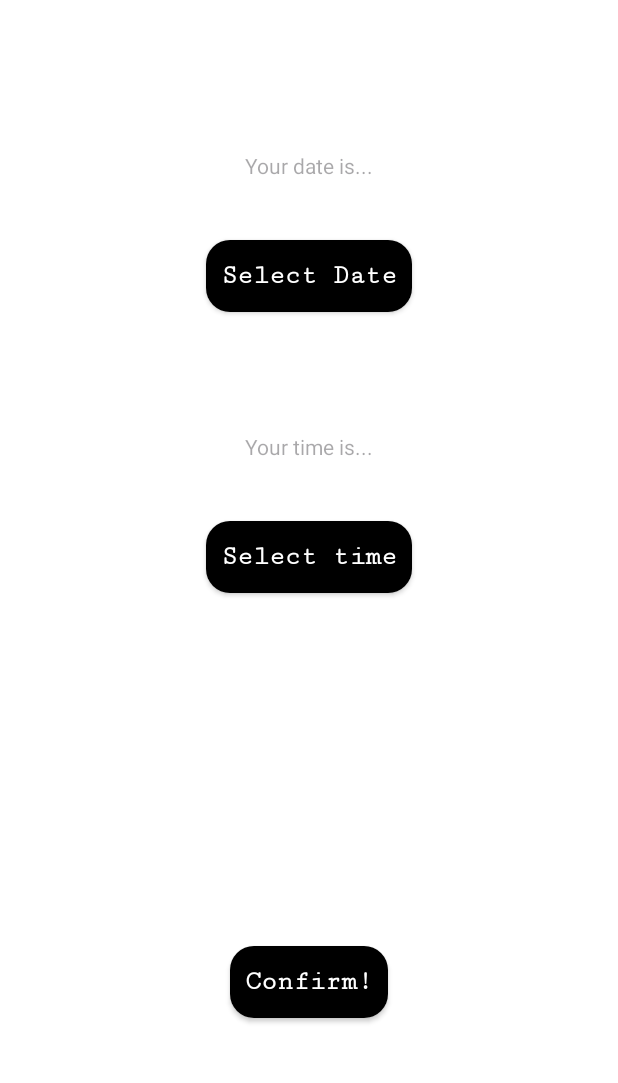
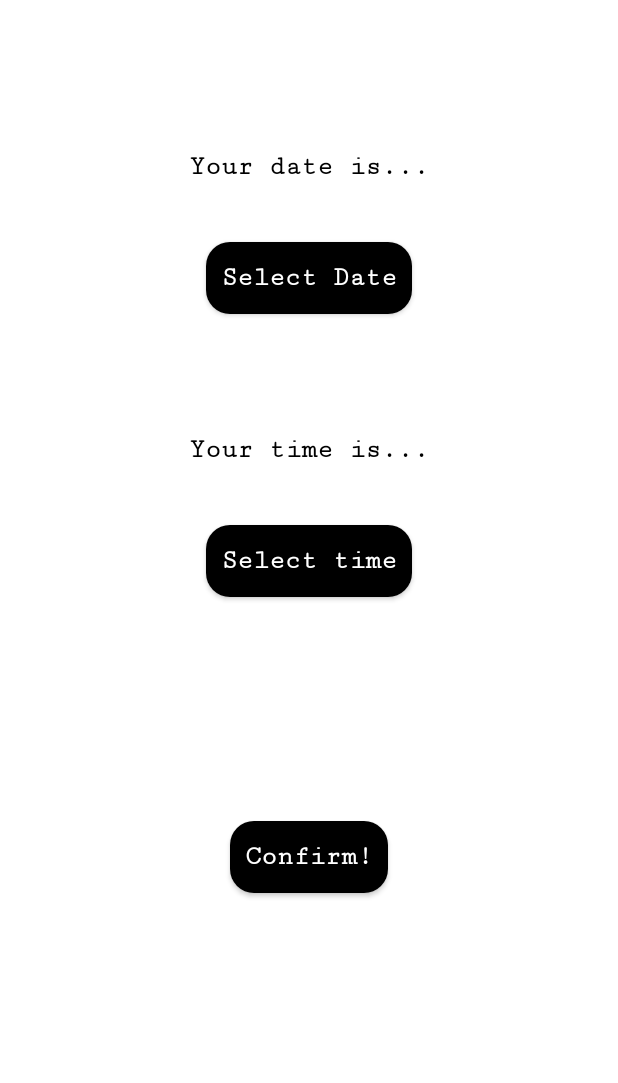
Before and after one commit to SA9RAEL/Vocal, an Android app: the ConfirmationActivity screen opened directly, with no data from a screen before it, on a phone screen of 412 x 824 dp, the part 120-1203 px from its top. Run offline under Robolectric (Android 15) with nearby library versions, the phone set to English and light mode, and no system bars.

Commit message:
Small fixes (text color, scale & etc.) V.0.9-rc

```diff
--- a/app/src/main/res/layout-v31/activity_confirmation.xml
+++ b/app/src/main/res/layout-v31/activity_confirmation.xml
@@ -52,7 +52,6 @@
         android:id="@+id/confirm_button"
         android:layout_width="wrap_content"
         android:layout_height="wrap_content"
-        android:layout_marginBottom="65dp"
         android:background="@drawable/black_btn"
         android:elevation="8dp"
         android:fontFamily="serif-monospace"
@@ -65,7 +64,8 @@
         android:textStyle="bold"
         app:layout_constraintBottom_toBottomOf="parent"
         app:layout_constraintEnd_toEndOf="parent"
-        app:layout_constraintStart_toStartOf="parent" />
+        app:layout_constraintStart_toStartOf="parent"
+        app:layout_constraintTop_toBottomOf="@+id/select_time_btn" />
 
 
     <TextView
@@ -74,6 +74,10 @@
         android:layout_width="wrap_content"
         android:layout_height="wrap_content"
         android:hint="@string/your_date_is"
+        android:fontFamily="serif-monospace"
+        android:textSize="18sp"
+        android:textStyle="bold"
+        android:textColorHint="@color/black"
         app:layout_constraintEnd_toEndOf="parent"
         app:layout_constraintStart_toStartOf="parent"
         app:layout_constraintTop_toBottomOf="@+id/choose_date_tv" />
@@ -114,14 +118,17 @@
         android:layout_marginTop="40dp"
         app:layout_constraintTop_toBottomOf="@+id/user_time_tv"
         app:layout_constraintEnd_toEndOf="parent"
-        app:layout_constraintStart_toStartOf="parent"
-        />
+        app:layout_constraintStart_toStartOf="parent" />
 
     <TextView
         android:id="@+id/user_time_tv"
         android:layout_width="wrap_content"
         android:layout_height="wrap_content"
         android:layout_marginTop="80dp"
+        android:fontFamily="serif-monospace"
+        android:textSize="18sp"
+        android:textStyle="bold"
+        android:textColorHint="@color/black"
         android:hint="@string/your_time_is"
         app:layout_constraintBottom_toTopOf="@+id/select_time_btn"
         app:layout_constraintEnd_toEndOf="parent"
--- a/app/src/main/res/layout-v31/activity_login_user.xml
+++ b/app/src/main/res/layout-v31/activity_login_user.xml
@@ -69,6 +69,7 @@
         android:drawableStart="@drawable/ic_mail"
         android:drawablePadding="15dp"
         android:elevation="2dp"
+        android:textColorHint="@color/black"
         android:fontFamily="serif-monospace"
         android:hint="@string/email_or_phone_number"
         android:paddingStart="8dp"
@@ -85,6 +86,7 @@
         android:background="@drawable/edit_text_bg"
         android:drawableStart="@drawable/ic_lock"
         android:drawablePadding="15dp"
+        android:textColorHint="@color/black"
         android:elevation="1dp"
         android:fontFamily="serif-monospace"
         android:hint="@string/password"
--- a/app/src/main/res/layout-v31/activity_sign_up_user.xml
+++ b/app/src/main/res/layout-v31/activity_sign_up_user.xml
@@ -76,6 +76,7 @@
         android:hint="@string/name"
         android:inputType="text"
         android:paddingStart="8dp"
+        android:textColorHint="@color/black"
         android:textSize="16sp"
         app:layout_constraintEnd_toEndOf="parent"
         app:layout_constraintStart_toStartOf="parent"
@@ -94,6 +95,7 @@
         android:hint="@string/email_or_phone_number"
         android:inputType="textEmailAddress"
         android:paddingStart="8dp"
+        android:textColorHint="@color/black"
         android:textSize="16sp"
         app:layout_constraintEnd_toEndOf="parent"
         app:layout_constraintStart_toStartOf="parent"
@@ -112,6 +114,7 @@
         android:hint="@string/password"
         android:inputType="textPassword"
         android:paddingStart="8dp"
+        android:textColorHint="@color/black"
         android:textSize="16sp"
         app:layout_constraintEnd_toEndOf="parent"
         app:layout_constraintHorizontal_bias="0.506"
--- a/app/src/main/res/layout/activity_confirmation.xml
+++ b/app/src/main/res/layout/activity_confirmation.xml
@@ -8,14 +8,14 @@
     tools:context=".MainActivity">
 
     <ImageView
-        android:background="@drawable/circle"
-        android:clipToOutline="true"
-        android:scaleType="centerCrop"
         android:id="@+id/logo"
         android:layout_width="60dp"
         android:layout_height="60dp"
         android:layout_marginStart="20dp"
         android:layout_marginTop="40dp"
+        android:background="@drawable/circle"
+        android:clipToOutline="true"
+        android:scaleType="centerCrop"
         app:layout_constraintStart_toStartOf="parent"
         app:layout_constraintTop_toTopOf="parent"
         app:srcCompat="@drawable/logo" />
@@ -26,8 +26,8 @@
         android:layout_height="wrap_content"
         android:layout_marginTop="4dp"
         android:fontFamily="serif-monospace"
+        android:text="@string/it_s_almost_done"
         android:textColor="@color/black"
-        android:text="@string/it_s_almost_done"
         android:textSize="24sp"
         android:textStyle="bold"
         app:layout_constraintEnd_toEndOf="parent"
@@ -39,9 +39,9 @@
         android:layout_width="wrap_content"
         android:layout_height="wrap_content"
         android:layout_marginTop="40dp"
-        android:textColor="@color/black"
         android:fontFamily="serif-monospace"
         android:text="@string/let_s_choose_date"
+        android:textColor="@color/black"
         android:textSize="18sp"
         android:textStyle="bold"
         app:layout_constraintEnd_toEndOf="parent"
@@ -70,10 +70,14 @@
 
     <TextView
         android:id="@+id/user_date_tv"
-        android:layout_marginTop="100dp"
         android:layout_width="wrap_content"
         android:layout_height="wrap_content"
+        android:layout_marginTop="100dp"
+        android:fontFamily="serif-monospace"
         android:hint="@string/your_date_is"
+        android:textColorHint="@color/black"
+        android:textSize="18sp"
+        android:textStyle="bold"
         app:layout_constraintEnd_toEndOf="parent"
         app:layout_constraintStart_toStartOf="parent"
         app:layout_constraintTop_toBottomOf="@+id/choose_date_tv" />
@@ -86,13 +90,13 @@
         android:background="@drawable/black_btn"
         android:elevation="4dp"
         android:fontFamily="serif-monospace"
-        android:text="@string/select_date"
         android:paddingStart="10dp"
         android:paddingEnd="10dp"
-        android:textStyle="bold"
+        android:text="@string/select_date"
         android:textAllCaps="false"
         android:textColor="@color/white"
         android:textSize="18sp"
+        android:textStyle="bold"
         app:layout_constraintEnd_toEndOf="parent"
         app:layout_constraintStart_toStartOf="parent"
         app:layout_constraintTop_toBottomOf="@+id/user_date_tv" />
@@ -101,6 +105,7 @@
         android:id="@+id/select_time_btn"
         android:layout_width="wrap_content"
         android:layout_height="wrap_content"
+        android:layout_marginTop="40dp"
         android:background="@drawable/black_btn"
         android:elevation="4dp"
         android:fontFamily="serif-monospace"
@@ -111,18 +116,20 @@
         android:textColor="@color/white"
         android:textSize="18sp"
         android:textStyle="bold"
-        android:layout_marginTop="40dp"
-        app:layout_constraintTop_toBottomOf="@+id/user_time_tv"
         app:layout_constraintEnd_toEndOf="parent"
         app:layout_constraintStart_toStartOf="parent"
-        />
+        app:layout_constraintTop_toBottomOf="@+id/user_time_tv" />
 
     <TextView
         android:id="@+id/user_time_tv"
         android:layout_width="wrap_content"
         android:layout_height="wrap_content"
         android:layout_marginTop="80dp"
+        android:fontFamily="serif-monospace"
         android:hint="@string/your_time_is"
+        android:textColorHint="@color/black"
+        android:textSize="18sp"
+        android:textStyle="bold"
         app:layout_constraintBottom_toTopOf="@+id/select_time_btn"
         app:layout_constraintEnd_toEndOf="parent"
         app:layout_constraintStart_toStartOf="parent"
--- a/app/src/main/res/layout/activity_login_user.xml
+++ b/app/src/main/res/layout/activity_login_user.xml
@@ -41,6 +41,7 @@
         android:layout_height="wrap_content"
         android:layout_marginTop="16dp"
         android:fontFamily="serif-monospace"
+        android:textColor="@color/black"
         android:text="@string/make_music_together"
         android:textSize="16sp"
         android:textStyle="bold"
@@ -53,6 +54,7 @@
         android:layout_width="wrap_content"
         android:layout_height="wrap_content"
         android:layout_marginTop="16dp"
+        android:textColor="@color/black"
         android:fontFamily="serif-monospace"
         android:text="@string/login_to_your_account"
         android:textSize="20sp"
@@ -72,6 +74,7 @@
         android:elevation="2dp"
         android:fontFamily="serif-monospace"
         android:hint="@string/email_or_phone_number"
+android:textColorHint="@color/black"
         android:paddingStart="8dp"
         android:textSize="16sp"
         app:layout_constraintEnd_toEndOf="parent"
@@ -89,6 +92,7 @@
         android:elevation="1dp"
         android:fontFamily="serif-monospace"
         android:hint="@string/password"
+        android:textColorHint="@color/black"
         android:paddingStart="8dp"
         android:textSize="16sp"
         app:layout_constraintEnd_toEndOf="parent"
--- a/app/src/main/res/values/strings.xml
+++ b/app/src/main/res/values/strings.xml
@@ -22,6 +22,7 @@
     <string name="let_s_get_to_know_him_better">Let\'s get to know him better.</string>
     <string name="he_looks_cool_doesn_t_he">He looks cool, doesn\'t he?</string>
     <string name="description_text">Teaching experience is 3 years. \n\nThe main objectives of the training are to consolidate existing skills, develop new ones, and help each student to unlock their unique artistic potential and gain confidence on stage.\n\nIn his practice, Dmitry uses proven vocal techniques, such as EVT and Seth Riggs, aimed at removing bodily and emotional blocks, developing a natural sound, and taking into account human anatomy.\n\nHe approaches training individually, considering the goals and level of each student. If you are looking to find your unique vocal style and inner freedom on stage, Dmitry would be happy to see you in his class.</string>
+    <string name="small_description_text">Teaching experience is 3 years. \n\nThe main objectives of the training are to consolidate existing skills, develop new ones, and help each student to unlock their unique artistic potential and gain confidence on stage.\n\If you are looking to find your unique vocal style and inner freedom on stage, Dmitry would be happy to see you in his class.</string>
     <string name="sing_up_for_lesson">Sign up for a lesson!</string>
     <string name="let_s_choose_date">Choose a date and time.</string>
     <string name="it_s_almost_done">It\'s almost done!</string>
```
Also changed, not shown: app/src/main/res/layout/activity_main.xml (+13 -15 lines), app/src/main/res/layout/activity_sign_up_user.xml (+10 -7 lines).
